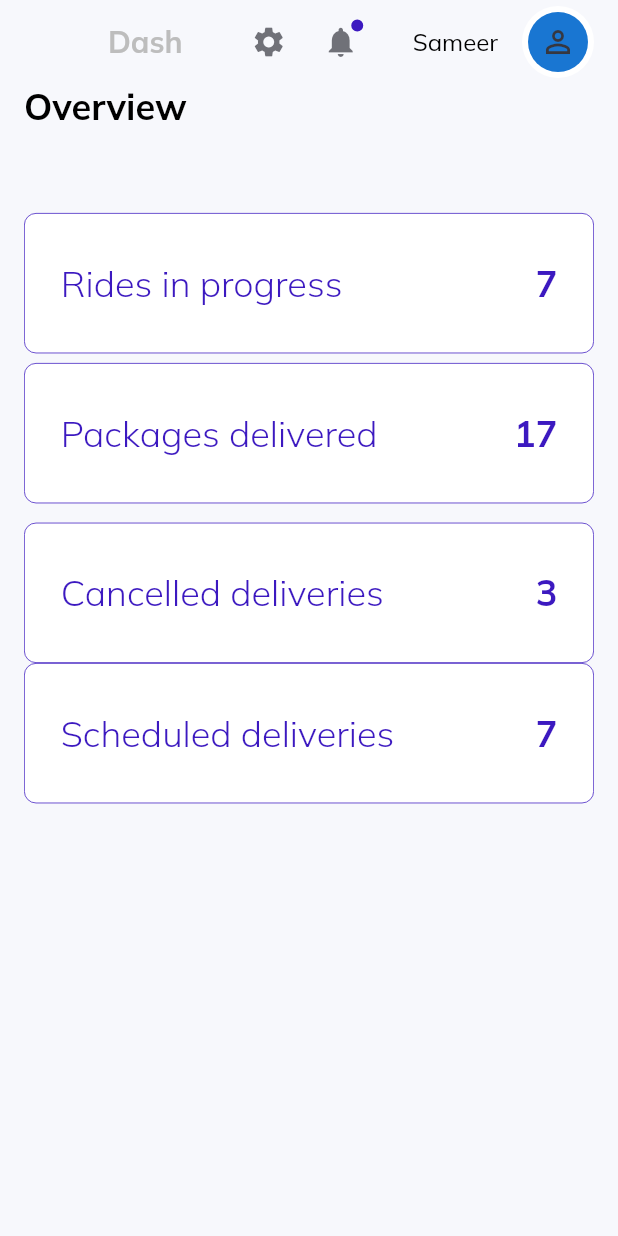
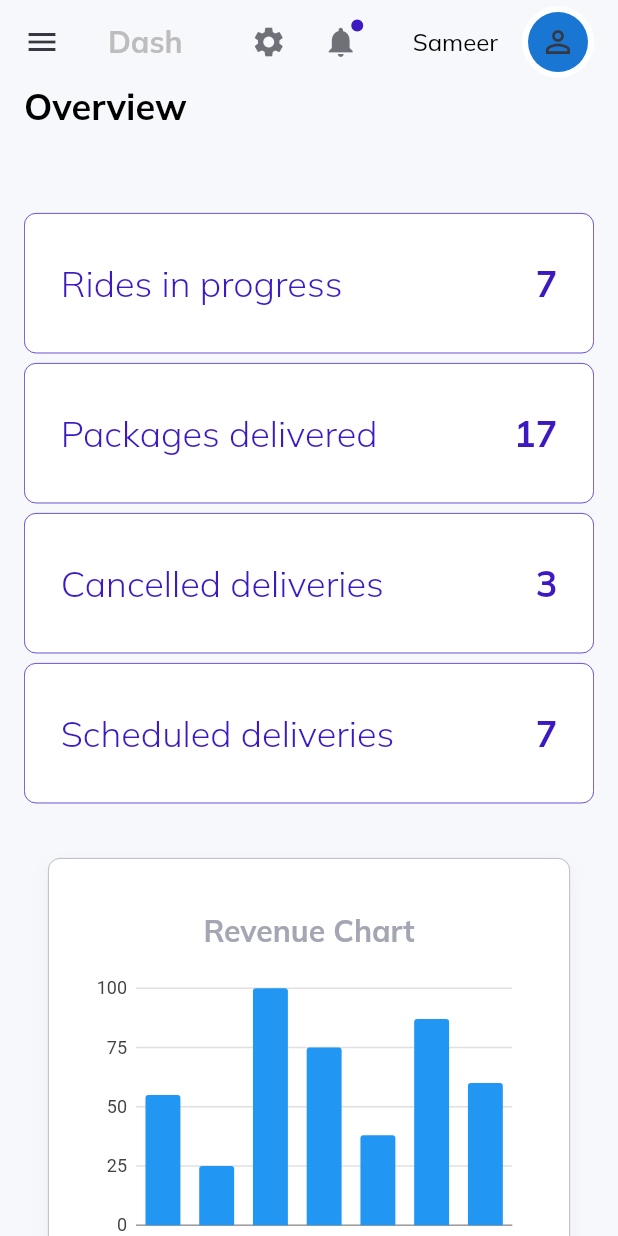
Before and after one commit to Sameer330/mvc-architecture-flutter, a Flutter app: the SiteLayout screen opened directly, on a phone screen of 412 x 824 dp. Run offline on Flutter 3.47's test engine with Material 2 defaults, Android fonts, the phone set to English and light mode, and no system bars; our stand-ins replace charts_flutter, data_table_2, get, google_fonts.

```diff
--- a/lib/main.dart
+++ b/lib/main.dart
@@ -3,8 +3,8 @@ import 'package:get/get.dart';
 import 'package:google_fonts/google_fonts.dart';
 import 'package:mvc_arch_flutter/constants/style.dart';
 import 'package:mvc_arch_flutter/controllers/navigation_controller.dart';
-import 'package:mvc_arch_flutter/layout.dart';
 import 'package:mvc_arch_flutter/controllers/menu_controller.dart';
+import 'package:mvc_arch_flutter/pages/authentication/authentication.dart';
 
 void main() {
   Get.put(MyMenuController());
@@ -39,7 +39,7 @@ class _MyAppState extends State<MyApp> {
         ),
         primaryColor: Colors.blue,
       ),
-      home: SiteLayout(),
+      home: AuthenticationPage(),
     );
   }
 }
--- /dev/null
+++ b/lib/pages/clients/widgets/clients_table.dart
@@ -0,0 +1 @@
+import 'package:flutter/material.dart';
--- a/lib/pages/overview/overview.dart
+++ b/lib/pages/overview/overview.dart
@@ -1,10 +1,14 @@
 import 'package:flutter/material.dart';
+import 'package:flutter/rendering.dart';
 import 'package:get/get.dart';
 import 'package:mvc_arch_flutter/constants/controllers.dart';
 import 'package:mvc_arch_flutter/helpers/responsiveness.dart';
 import 'package:mvc_arch_flutter/pages/overview/widgets/overview_cards_large.dart';
 import 'package:mvc_arch_flutter/pages/overview/widgets/overview_cards_medium.dart';
 import 'package:mvc_arch_flutter/pages/overview/widgets/overview_cards_small.dart';
+import 'package:mvc_arch_flutter/pages/overview/widgets/revenue_section_large.dart';
+import 'package:mvc_arch_flutter/pages/overview/widgets/revenue_section_small.dart';
+import 'package:mvc_arch_flutter/pages/overview/widgets/available_drivers.dart';
 import 'package:mvc_arch_flutter/widgets/custom_text.dart';
 
 class OverViewPage extends StatelessWidget {
@@ -32,6 +36,8 @@ class OverViewPage extends StatelessWidget {
         Expanded(
           child: ListView(
             children: [
+              // Overview Cards
+
               if (ResponsiveWidget.isLargeScreen(context) ||
                   ResponsiveWidget.isMediumScreen(context))
                 if (ResponsiveWidget.isCustomSize(context))
@@ -39,7 +45,17 @@ class OverViewPage extends StatelessWidget {
                 else
                   const OverviewCardsLargeScreen()
               else
-                const OverviewCardsSmallScreen()
+                const OverviewCardsSmallScreen(),
+
+              // Revenue Section
+
+              if (ResponsiveWidget.isSmallScreen(context))
+                const RevenueSectionSmall()
+              else
+                const RevenueSectionLarge(),
+
+              // TODO: DataTable is too heavy for rendering. Find Alternatives.
+              // const AvailableDrivers(),
             ],
           ),
         ),
--- /dev/null
+++ b/lib/pages/overview/widgets/bar_chart.dart
@@ -0,0 +1,56 @@
+import 'package:flutter/material.dart';
+import 'package:charts_flutter/flutter.dart' as charts;
+
+class SimpleBarChart extends StatelessWidget {
+  final List<charts.Series<dynamic, String>> seriesList;
+  final bool animate;
+  const SimpleBarChart({
+    Key? key,
+    required this.seriesList,
+    required this.animate,
+  }) : super(key: key);
+
+  factory SimpleBarChart.withSampleData() {
+    return SimpleBarChart(
+      seriesList: _createSampleData(),
+      animate: true,
+    );
+  }
+
+  @override
+  Widget build(BuildContext context) {
+    return charts.BarChart(
+      seriesList,
+      animate: animate,
+    );
+  }
+
+  static List<charts.Series<OrdinalSales, String>> _createSampleData() {
+    final data = [
+      OrdinalSales('Today', 55),
+      OrdinalSales('Yesterday', 25),
+      OrdinalSales('2 Days', 100),
+      OrdinalSales('24 Jun', 75),
+      OrdinalSales('23 Jun', 38),
+      OrdinalSales('22 Jun', 87),
+      OrdinalSales('21 Jun', 60),
+    ];
+
+    return [
+      charts.Series<OrdinalSales, String>(
+        id: 'Sales',
+        colorFn: (_, __) => charts.MaterialPalette.blue.shadeDefault,
+        domainFn: (OrdinalSales sales, _) => sales.year,
+        measureFn: (OrdinalSales sales, _) => sales.sales,
+        data: data,
+      )
+    ];
+  }
+}
+
+class OrdinalSales {
+  final String year;
+  final int sales;
+
+  OrdinalSales(this.year, this.sales);
+}
--- a/lib/pages/overview/widgets/overview_cards_small.dart
+++ b/lib/pages/overview/widgets/overview_cards_small.dart
@@ -29,14 +29,14 @@ class OverviewCardsSmallScreen extends StatelessWidget {
           SizedBox(
             height: width / 64,
           ),
-          SizedBox(
-            height: width / 64,
-          ),
           InfoCardSmall(
             title: "Cancelled deliveries",
             value: "3",
             isActive: true,
             onTap: () {},
+          ),
+          SizedBox(
+            height: width / 64,
           ),
           InfoCardSmall(
             title: "Scheduled deliveries",
--- /dev/null
+++ b/lib/pages/overview/widgets/revenue_section_small.dart
@@ -0,0 +1,92 @@
+import 'package:flutter/material.dart';
+import 'package:mvc_arch_flutter/constants/style.dart';
+import 'package:mvc_arch_flutter/pages/overview/widgets/bar_chart.dart';
+import 'package:mvc_arch_flutter/pages/overview/widgets/revenue_info.dart';
+import 'package:mvc_arch_flutter/widgets/custom_text.dart';
+
+class RevenueSectionSmall extends StatelessWidget {
+  const RevenueSectionSmall({Key? key}) : super(key: key);
+
+  @override
+  Widget build(BuildContext context) {
+    return Container(
+      padding: const EdgeInsets.all(24),
+      margin: const EdgeInsets.symmetric(vertical: 30, horizontal: 16),
+      decoration: BoxDecoration(
+        color: Colors.white,
+        borderRadius: BorderRadius.circular(8),
+        boxShadow: [
+          BoxShadow(
+            offset: const Offset(0, 6),
+            color: lightGrey.withOpacity(0.1),
+            blurRadius: 12,
+          ),
+        ],
+        border: Border.all(
+          color: lightGrey,
+          width: 0.5,
+        ),
+      ),
+      child: Column(
+        children: [
+          Container(
+            height: 260,
+            child: Column(
+              mainAxisAlignment: MainAxisAlignment.spaceEvenly,
+              children: [
+                const CustomText(
+                  text: "Revenue Chart",
+                  size: 20,
+                  weight: FontWeight.bold,
+                  color: lightGrey,
+                ),
+                Container(
+                  width: 600,
+                  height: 200,
+                  child: SimpleBarChart.withSampleData(),
+                ),
+              ],
+            ),
+          ),
+          Container(
+            width: 120,
+            height: 1,
+            color: lightGrey,
+          ),
+          Container(
+            height: 260,
+            child: Column(
+              mainAxisAlignment: MainAxisAlignment.spaceEvenly,
+              children: [
+                Row(
+                  children: const [
+                    RevenueInfo(
+                      title: "Today's Revenue",
+                      amount: "23",
+                    ),
+                    RevenueInfo(
+                      title: "Last 7 days",
+                      amount: "150",
+                    ),
+                  ],
+                ),
+                Row(
+                  children: const [
+                    RevenueInfo(
+                      title: "Last 30 days",
+                      amount: "1,203",
+                    ),
+                    RevenueInfo(
+                      title: "Last 12 months",
+                      amount: "3,234",
+                    ),
+                  ],
+                ),
+              ],
+            ),
+          ),
+        ],
+      ),
+    );
+  }
+}
--- a/lib/top_nav.dart
+++ b/lib/top_nav.dart
@@ -99,7 +99,7 @@ AppBar topNavigationBar(BuildContext context, GlobalKey<ScaffoldState> key) =>
         ],
       ),
       iconTheme: const IconThemeData(
-        color: light,
+        color: dark,
       ),
       backgroundColor: Colors.transparent,
     );
```
Also changed, not shown: lib/pages/authentication/authentication.dart (+126 -3 lines), lib/pages/drivers/drivers.dart (+8 -0 lines), lib/pages/drivers/widgets/drivers_table.dart (added, +111 -0 lines), lib/pages/overview/widgets/available_drivers.dart (added, +111 -0 lines), lib/pages/overview/widgets/revenue_info.dart (added, +36 -0 lines), lib/pages/overview/widgets/revenue_section_large.dart (added, +93 -0 lines), lib/widgets/side_menu.dart (+4 -9 lines).
